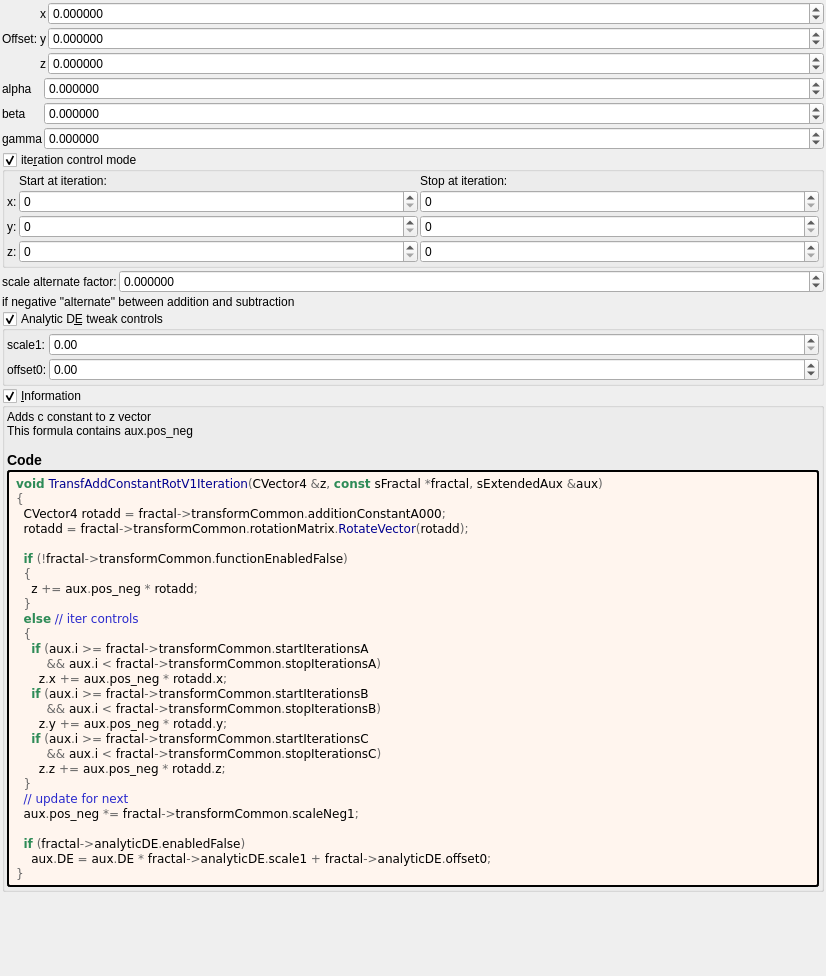
Old version of the form mandelbulber2/formula/ui/transf_add_constant_rot_v1.ui in the repository buddhi1980/mandelbulber2.
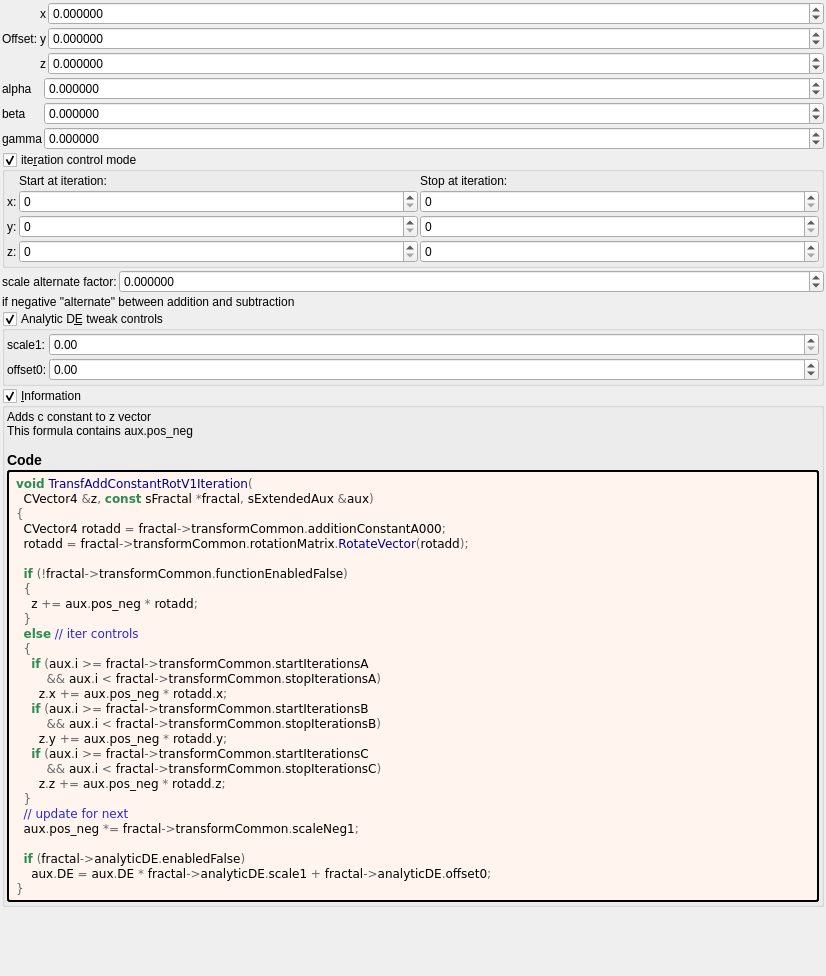
New version of the form. Custom widgets are drawn as their Qt base class.

Diff of the .ui file:
```diff
--- a/mandelbulber2/formula/ui/transf_add_constant_rot_v1.ui
+++ b/mandelbulber2/formula/ui/transf_add_constant_rot_v1.ui
@@ -624,7 +624,8 @@
         </property>
         <property name="text">
          <string notr="true">&lt;body style=&quot;background-color:#fff5ee&quot;&gt;
-&lt;pre style=&quot;color:#000000; background-color:#fff5ee;  font-family:'Courier New',monospace;&quot;&gt;&lt;span style=&quot;color:#2e8b57; font-weight:bold&quot;&gt;void&lt;/span&gt; &lt;span style=&quot;color:#00008f&quot;&gt;TransfAddConstantRotV1Iteration&lt;/span&gt;&lt;span style=&quot;color:#676767&quot;&gt;(&lt;/span&gt;CVector4 &lt;span style=&quot;color:#676767&quot;&gt;&amp;amp;&lt;/span&gt;z&lt;span style=&quot;color:#676767&quot;&gt;,&lt;/span&gt; &lt;span style=&quot;color:#2e8b57; font-weight:bold&quot;&gt;const&lt;/span&gt; sFractal &lt;span style=&quot;color:#676767&quot;&gt;*&lt;/span&gt;fractal&lt;span style=&quot;color:#676767&quot;&gt;,&lt;/span&gt; sExtendedAux &lt;span style=&quot;color:#676767&quot;&gt;&amp;amp;&lt;/span&gt;aux&lt;span style=&quot;color:#676767&quot;&gt;)&lt;/span&gt;
+&lt;pre style=&quot;color:#000000; background-color:#fff5ee;  font-family:'Courier New',monospace;&quot;&gt;&lt;span style=&quot;color:#2e8b57; font-weight:bold&quot;&gt;void&lt;/span&gt; &lt;span style=&quot;color:#00008f&quot;&gt;TransfAddConstantRotV1Iteration&lt;/span&gt;&lt;span style=&quot;color:#676767&quot;&gt;(&lt;/span&gt;
+  CVector4 &lt;span style=&quot;color:#676767&quot;&gt;&amp;amp;&lt;/span&gt;z&lt;span style=&quot;color:#676767&quot;&gt;,&lt;/span&gt; &lt;span style=&quot;color:#2e8b57; font-weight:bold&quot;&gt;const&lt;/span&gt; sFractal &lt;span style=&quot;color:#676767&quot;&gt;*&lt;/span&gt;fractal&lt;span style=&quot;color:#676767&quot;&gt;,&lt;/span&gt; sExtendedAux &lt;span style=&quot;color:#676767&quot;&gt;&amp;amp;&lt;/span&gt;aux&lt;span style=&quot;color:#676767&quot;&gt;)&lt;/span&gt;
 &lt;span style=&quot;color:#676767&quot;&gt;{&lt;/span&gt;
   CVector4 rotadd &lt;span style=&quot;color:#676767&quot;&gt;=&lt;/span&gt; fractal&lt;span style=&quot;color:#676767&quot;&gt;-&amp;gt;&lt;/span&gt;transformCommon&lt;span style=&quot;color:#676767&quot;&gt;.&lt;/span&gt;additionConstantA000&lt;span style=&quot;color:#676767&quot;&gt;;&lt;/span&gt;
   rotadd &lt;span style=&quot;color:#676767&quot;&gt;=&lt;/span&gt; fractal&lt;span style=&quot;color:#676767&quot;&gt;-&amp;gt;&lt;/span&gt;transformCommon&lt;span style=&quot;color:#676767&quot;&gt;.&lt;/span&gt;rotationMatrix&lt;span style=&quot;color:#676767&quot;&gt;.&lt;/span&gt;&lt;span style=&quot;color:#00008f&quot;&gt;RotateVector&lt;/span&gt;&lt;span style=&quot;color:#676767&quot;&gt;(&lt;/span&gt;rotadd&lt;span style=&quot;color:#676767&quot;&gt;);&lt;/span&gt;
```
